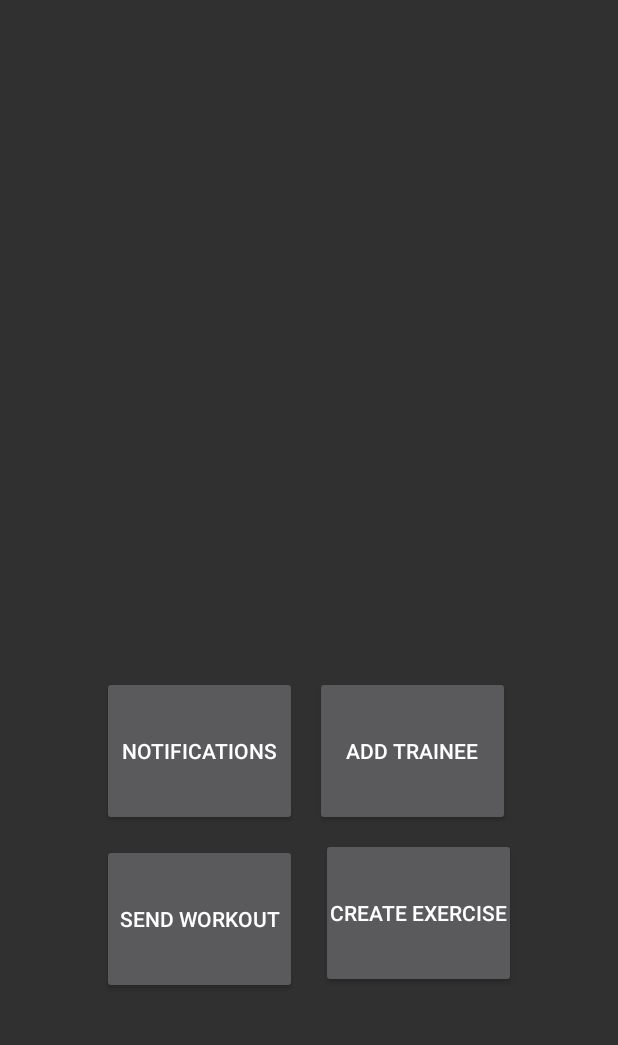
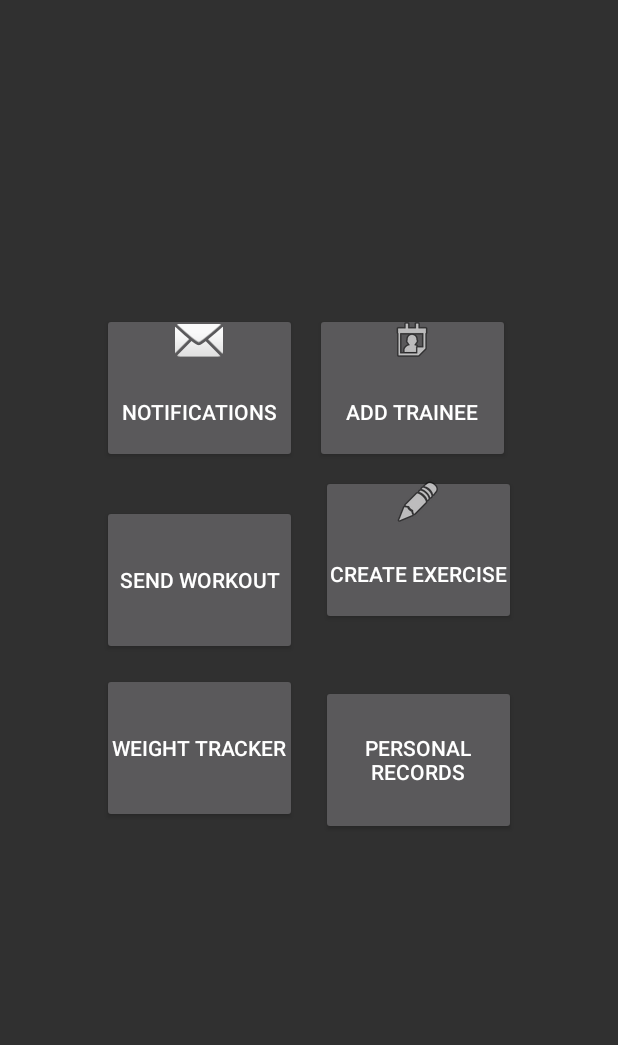
Before and after one commit to eschilling90/ExerciseTracker, an Android app: the fragment HomepageFragment shown on its own in the app's theme, on a phone screen of 412 x 824 dp, the part 44-1089 px from its top. Run offline under Robolectric (Android 15) with nearby library versions, the phone set to English and light mode, and no system bars.

Commit message:
Added personal records

```diff
--- a/app/src/main/java/erik/exercisetracker/HomepageFragment.java
+++ b/app/src/main/java/erik/exercisetracker/HomepageFragment.java
@@ -65,6 +65,18 @@ public class HomepageFragment extends Fragment {
             }
         });
 
+        Button personalRecordsButton = (Button) rootView.findViewById(R.id.personalRecordsButtonHomepage);
+        personalRecordsButton.setOnClickListener(new View.OnClickListener() {
+            @Override
+            public void onClick(View v) {
+                FragmentTransaction ft = getFragmentManager().beginTransaction();
+                PersonalRecordsFragment frag = new PersonalRecordsFragment();
+                ft.replace(R.id.container, frag);
+                ft.addToBackStack(null);
+                ft.commit();
+            }
+        });
+
         return rootView;
     }
 }
--- a/app/src/main/res/layout/homepage_fragment.xml
+++ b/app/src/main/res/layout/homepage_fragment.xml
@@ -23,10 +23,9 @@
         android:useDefaultMargins="true"
         android:id="@+id/buttonGridHomepage"
         android:horizontalSpacing = "60dp"
-        android:layout_alignParentBottom="true"
-        android:layout_centerHorizontal="true"
-        android:layout_marginBottom="104dp"
-        android:padding="20dp">
+        android:padding="20dp"
+        android:layout_centerVertical="true"
+        android:layout_centerHorizontal="true">
 
         <Button
             android:layout_width="wrap_content"
@@ -38,8 +37,9 @@
             android:layout_marginLeft="@dimen/abc_action_bar_default_padding_material"
             android:layout_marginRight="@dimen/abc_action_bar_default_padding_material"
             android:padding="2dp"
-            android:layout_row="1"
-            android:layout_column="0" />
+            android:layout_row="0"
+            android:layout_column="0"
+            android:drawableTop="@android:drawable/ic_dialog_email"/>
 
         <Button
             android:layout_width="wrap_content"
@@ -50,8 +50,9 @@
             android:width="130dp"
             android:layout_alignParentBottom="true"
             android:padding="2dp"
-            android:layout_row="1"
-            android:layout_column="1" />
+            android:layout_row="0"
+            android:layout_column="1"
+            android:drawableTop="@android:drawable/ic_menu_my_calendar"/>
 
         <Button
             android:layout_width="wrap_content"
@@ -62,6 +63,21 @@
             android:width="130dp"
             android:layout_margin="@dimen/abc_action_bar_default_padding_material"
             android:padding="2dp"
+            android:layout_row="1"
+            android:layout_column="0" />
+
+        <Button
+            android:layout_width="wrap_content"
+            android:layout_height="wrap_content"
+            android:text="Weight Tracker"
+            android:id="@+id/weightTrackerButtonHomepage"
+            android:width="130dp"
+            android:height="100dp"
+            android:padding="2dp"
+            android:layout_marginLeft="@dimen/abc_action_bar_default_padding_material"
+            android:layout_marginRight="@dimen/abc_action_bar_default_padding_material"
+            android:layout_alignParentBottom="true"
+            android:layout_alignParentEnd="true"
             android:layout_row="2"
             android:layout_column="0" />
 
@@ -77,6 +93,22 @@
             android:layout_marginRight="@dimen/abc_action_bar_default_padding_material"
             android:layout_alignParentBottom="true"
             android:layout_alignParentEnd="true"
+            android:layout_row="1"
+            android:layout_column="1"
+            android:drawableTop="@android:drawable/ic_menu_edit"/>
+
+        <Button
+            android:layout_width="wrap_content"
+            android:layout_height="wrap_content"
+            android:text="Personal Records"
+            android:id="@+id/personalRecordsButtonHomepage"
+            android:width="130dp"
+            android:height="100dp"
+            android:padding="2dp"
+            android:layout_marginLeft="@dimen/abc_action_bar_default_padding_material"
+            android:layout_marginRight="@dimen/abc_action_bar_default_padding_material"
+            android:layout_alignParentBottom="true"
+            android:layout_alignParentEnd="true"
             android:layout_row="2"
             android:layout_column="1" />
 
```
Also changed, not shown: app/src/main/java/erik/exercisetracker/PersonalRecordsFragment.java (added, +156 -0 lines), app/src/main/res/layout/personal_records_fragment.xml (added, +79 -0 lines), app/src/main/res/layout/personal_records_row.xml (added, +34 -0 lines), 3 other files.
